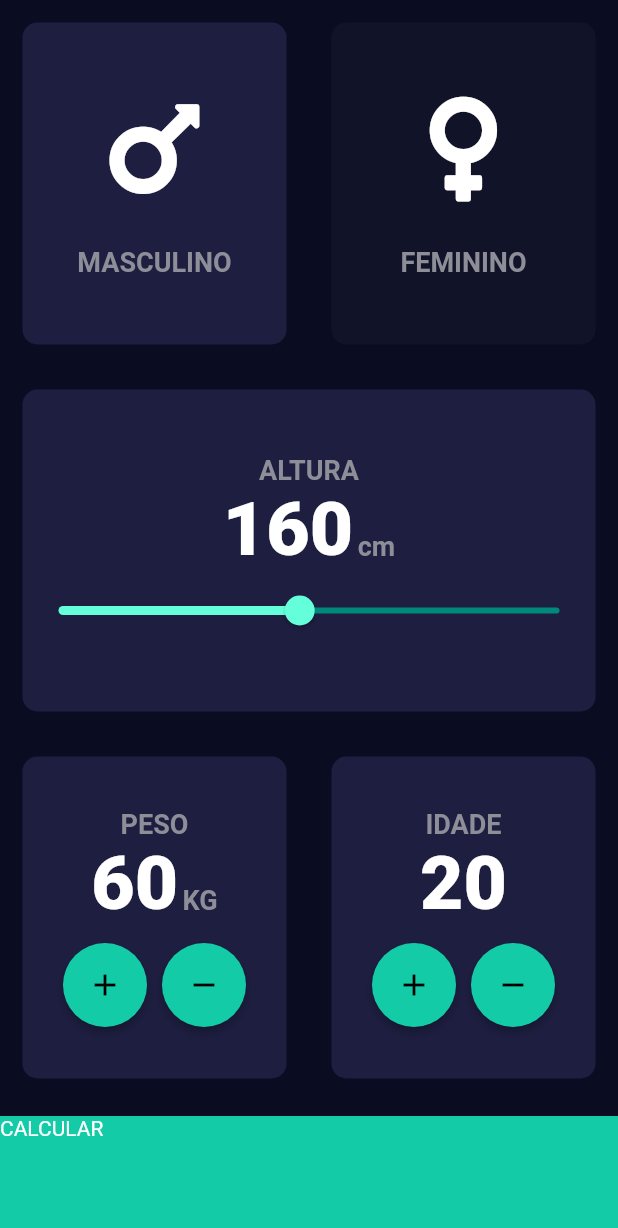
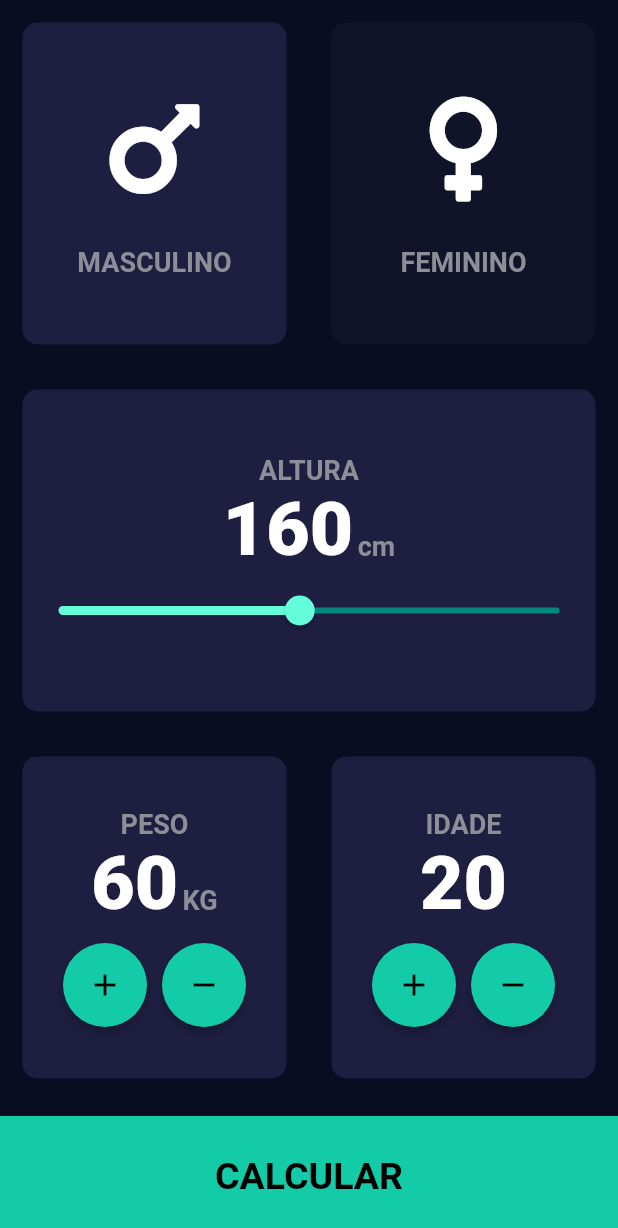
Before and after one commit to Esan2019/Flutter-BMI-Calculator, a Flutter app: the screen it shows after launch, on a phone screen of 412 x 824 dp. Shown: the top 1228 px of the screen. Run offline on Flutter 3.47's test engine with Material 2 defaults, Android fonts, the phone set to English and light mode, and no system bars; our stand-ins replace font_awesome_flutter.

Commit message:
Calculate button and constants refactor

```diff
--- a/lib/constants.dart
+++ b/lib/constants.dart
@@ -1,9 +1,10 @@
 import 'package:flutter/material.dart';
 
-const Color kActiveCardColor = Color(0xFF1D1E40);
-const Color kInactiveCardColor = Color(0xFF111328);
-const TextStyle kTextLabel = TextStyle(
+const kActiveCardColor = Color(0xFF1D1E40);
+const kInactiveCardColor = Color(0xFF111328);
+const kTextLabel = TextStyle(
     fontSize: 18.0, color: Color(0xFF8D8E98), fontWeight: FontWeight.bold);
-const TextStyle kNumberLabel =
-    TextStyle(fontWeight: FontWeight.w900, fontSize: 50.0);
+const kNumberLabel = TextStyle(fontWeight: FontWeight.w900, fontSize: 50.0);
 const Color kButtonColor = Color(0xFF14cba8);
+const TextStyle kButtonCalculate =
+TextStyle(fontSize: 25.0, fontWeight: FontWeight.bold, color: Colors.black);
--- a/lib/input_page.dart
+++ b/lib/input_page.dart
@@ -190,7 +190,8 @@ class _InputPageState extends State<InputPage> {
                   Navigator.pushNamed(context, 'result');
                 },
                 child: Container(
-                  child: Text('CALCULAR'),
+                  child: Center(
+                      child: Text('CALCULAR', style: kButtonCalculate,)),
                   color: kButtonColor,
                   width: double.infinity,
                   height: 80.0,
```
